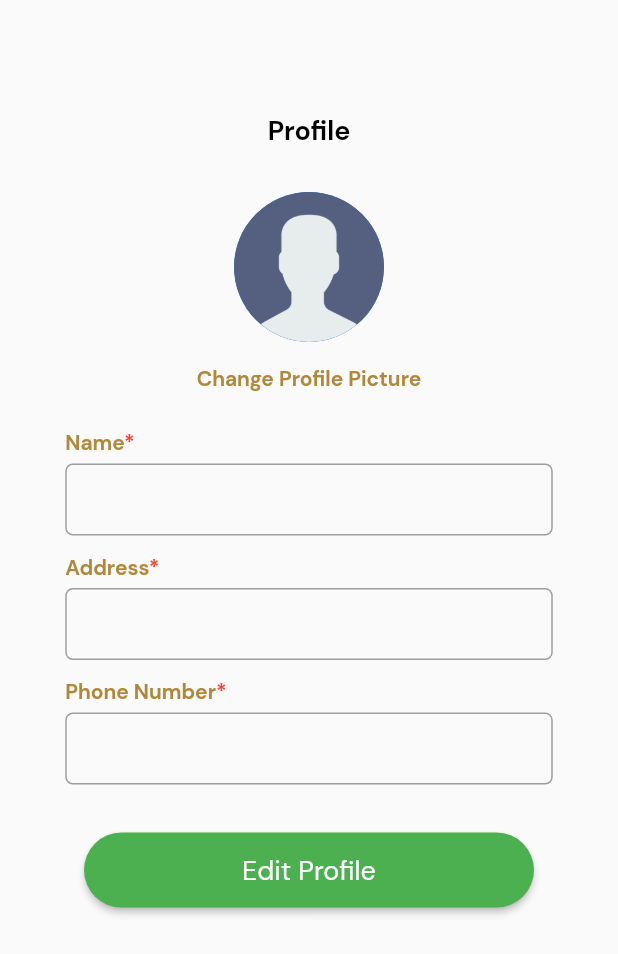
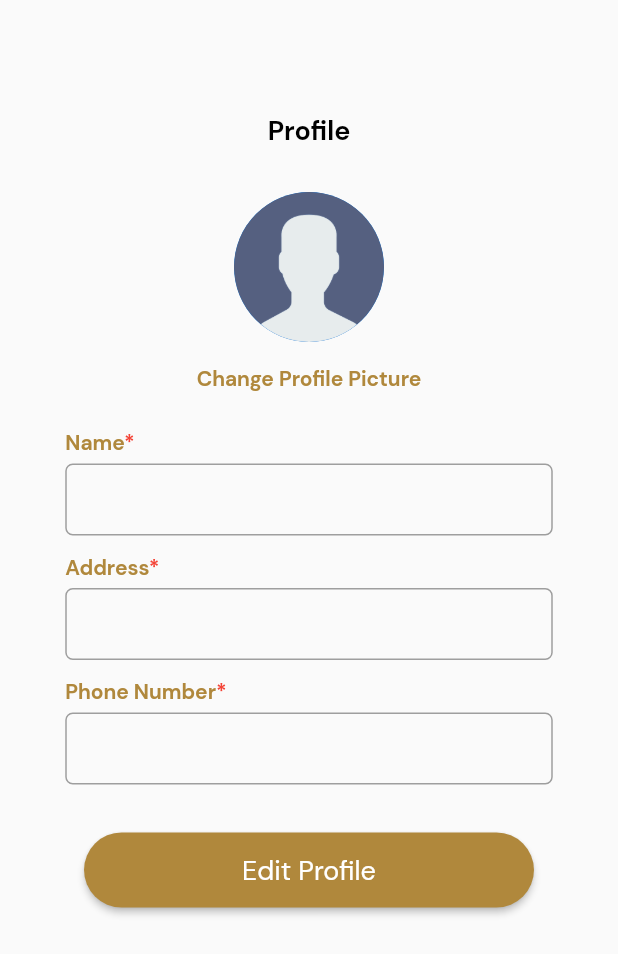
Before and after one commit to lansoyyy/animal_rescue, a Flutter app: the ProfileScreen screen opened directly, on a phone screen of 412 x 824 dp. Shown: the top 954 px of the screen. Run offline on Flutter 3.47's test engine with Material 2 defaults, Android fonts, the light colour scheme and no system bars; our stand-ins replace carousel_slider, cloud_firestore, firebase_auth, firebase_core, firebase_storage, fluttertoast and 3 more; accounts and stored records are empty.

Commit message:
changed color pallete

```diff
--- a/lib/screens/profile_screen.dart
+++ b/lib/screens/profile_screen.dart
@@ -97,6 +97,7 @@ class _ProfileScreenState extends State<ProfileScreen> {
                       height: 30,
                     ),
                     ButtonWidget(
+                      color: primary,
                       label: 'Edit Profile',
                       onPressed: () async {
                         await FirebaseFirestore.instance.doc(data.id).update({
--- a/lib/screens/rescue_request_screen.dart
+++ b/lib/screens/rescue_request_screen.dart
@@ -393,6 +393,7 @@ class _RescueRequestScreenState extends State<RescueRequestScreen> {
                                   dynamic data = snapshot.data;
                                   return Center(
                                     child: ButtonWidget(
+                                      color: primary,
                                       label: 'Send Request',
                                       onPressed: () {
                                         addRequest(msgController.text, imageURL,
```
